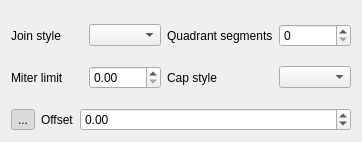
qgis/QGIS, file src/ui/qgsoffsetuserinputwidget.ui: the form before one commit.
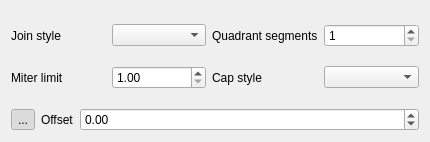
The form after the commit. Icons and pictures are not drawn.

Commit message: [offset] meter limit min to 1, quadrant segments min to 1

The edit to the form file:
```diff
--- a/src/ui/qgsoffsetuserinputwidget.ui
+++ b/src/ui/qgsoffsetuserinputwidget.ui
@@ -6,7 +6,7 @@
    <rect>
     <x>0</x>
     <y>0</y>
-    <width>362</width>
+    <width>430</width>
     <height>142</height>
    </rect>
   </property>
@@ -102,7 +102,11 @@
        </widget>
       </item>
       <item row="0" column="3">
-       <widget class="QSpinBox" name="mQuadrantSpinBox"/>
+       <widget class="QSpinBox" name="mQuadrantSpinBox">
+        <property name="minimum">
+         <number>1</number>
+        </property>
+       </widget>
       </item>
       <item row="1" column="0">
        <widget class="QLabel" name="label_4">
@@ -115,7 +119,11 @@
        </widget>
       </item>
       <item row="1" column="1">
-       <widget class="QDoubleSpinBox" name="mMiterLimitSpinBox"/>
+       <widget class="QDoubleSpinBox" name="mMiterLimitSpinBox">
+        <property name="minimum">
+         <double>1.000000000000000</double>
+        </property>
+       </widget>
       </item>
       <item row="1" column="2">
        <widget class="QLabel" name="mCapStyleLabel">
```
